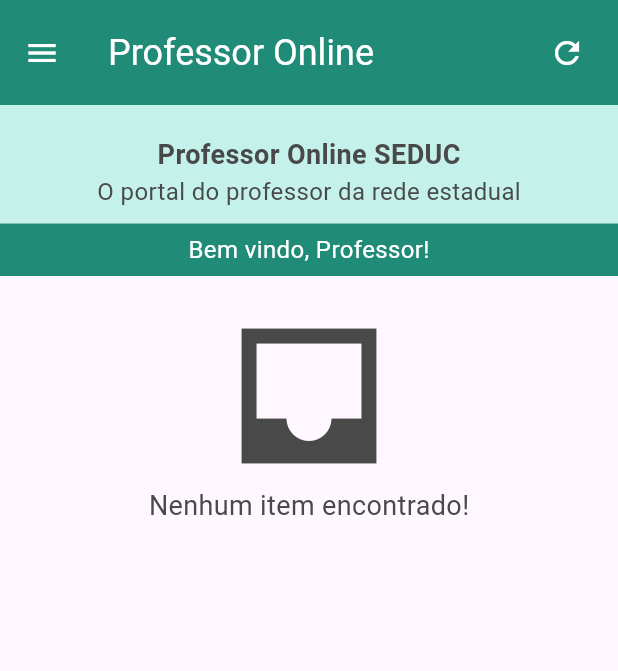
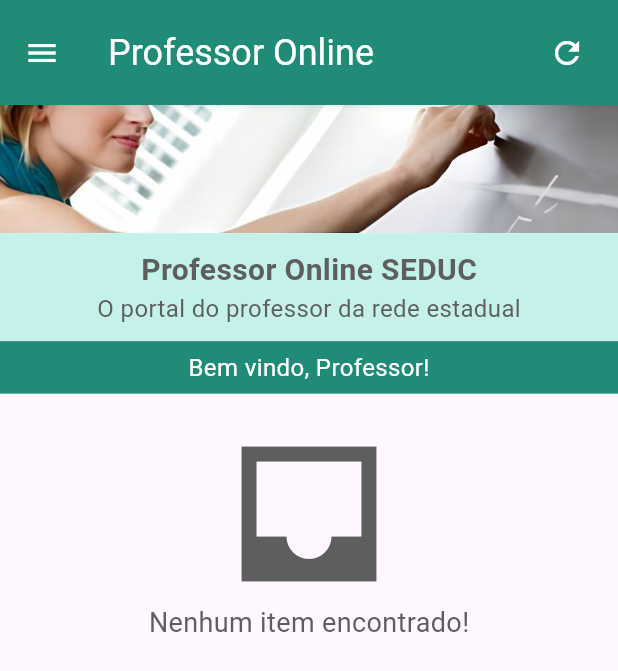
Before and after one commit to CalangoDeveloper/project_professor_online, a Flutter app: the screen it shows after launch, after a tap on "Login", on a phone screen of 412 x 824 dp. Shown: the top 671 px of the screen. Run offline on Flutter 3.47's test engine with Material 3 defaults, Android fonts, the phone set to English and light mode, and no system bars.

Commit message:
version 2.0

```diff
--- a/lib/main.dart
+++ b/lib/main.dart
@@ -33,7 +33,10 @@ class TelaLogin extends StatelessWidget{
         child: Column(
           children: [
             SizedBox(height: 25,),
-            //Texto "Professor Online" - Logo
+            Image.asset('imgs/logo.png',
+              width: 250,
+            ),
+            /*/Texto "Professor Online" - Logo
             RichText(
               text: TextSpan(
                 children: [
@@ -55,7 +58,7 @@ class TelaLogin extends StatelessWidget{
                   ),
                 ]
               ),
-            ),
+            ),*/
 
             //TextField (cpf e senha)
             //SizedBox: espaçamento entre os elementos
@@ -169,6 +172,14 @@ class TelaIncial extends StatelessWidget{
       body: Container(
         child: Column(
           children: [
+            //Container imagem
+            Container(
+              child: Column(
+                children: <Widget>[
+                  Image.asset('imgs/professora.jpeg')
+                ],
+              ),
+            ),
 
             //Primeiro container
             Container(
@@ -179,14 +190,14 @@ class TelaIncial extends StatelessWidget{
               ),
               child: Column(
                 children: [ //Textos contidos no container
-                  SizedBox(height: 20,),
+                  SizedBox(height: 10,),
                   Text('Professor Online SEDUC', style: TextStyle(
-                    color: Color.fromARGB(255, 73, 73, 73),
-                    fontSize: 18,
+                    color: Color.fromARGB(255, 94, 94, 94),
+                    fontSize: 20,
                     fontWeight: FontWeight.bold
                   ),),
                   Text('O portal do professor da rede estadual', style: TextStyle(
-                    color: Color.fromARGB(255, 73, 73, 73),
+                    color: Color.fromARGB(255, 94, 94, 94),
                     fontSize: 16,
                     fontWeight: FontWeight.w400
                   ),),
@@ -211,10 +222,10 @@ class TelaIncial extends StatelessWidget{
             SizedBox(height: 20,),
             Icon(Icons.inbox_sharp, //Ícon do container principal (inbox)
               size: 120,
-              color: Color.fromARGB(255, 73, 73, 73)
+              color: Color.fromARGB(255, 94, 94, 94),
             ),
             Text('Nenhum item encontrado!', style: TextStyle( //Texto contido no container principal
-              color: Color.fromARGB(255, 73, 73, 73),
+              color: Color.fromARGB(255, 94, 94, 94),
               fontSize: 18
             ),)
           ],
@@ -429,7 +440,7 @@ class TelaIncial extends StatelessWidget{
                   crossAxisAlignment: CrossAxisAlignment.start,
                   mainAxisSize: MainAxisSize.min,
                   children: <Widget>[
-                    SizedBox(height: 20,),
+                    SizedBox(height: 15,),
                     Text('Desenvolvido por:',
                       style: TextStyle(
                         color: Color.fromARGB(255, 111, 111, 111),
--- a/pubspec.yaml
+++ b/pubspec.yaml
@@ -57,6 +57,10 @@ flutter:
   # included with your application, so that you can use the icons in
   # the material Icons class.
   uses-material-design: true
+  assets:
+    - imgs/logo.png
+    - imgs/professora.jpeg
+
 
   # To add assets to your application, add an assets section, like this:
   # assets:
```
Also changed, not shown: imgs/logo.png (added), imgs/professora.jpeg (added).
